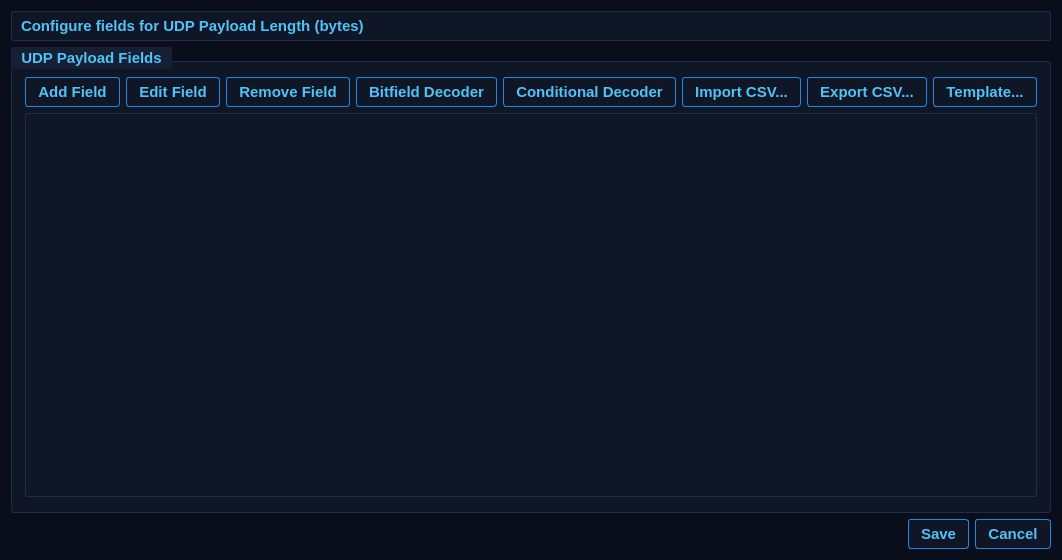
Above: forms/FieldConfigurationDialog.ui from rohityaduvxnshi/pcapfile before the change. Below: the same form after it.
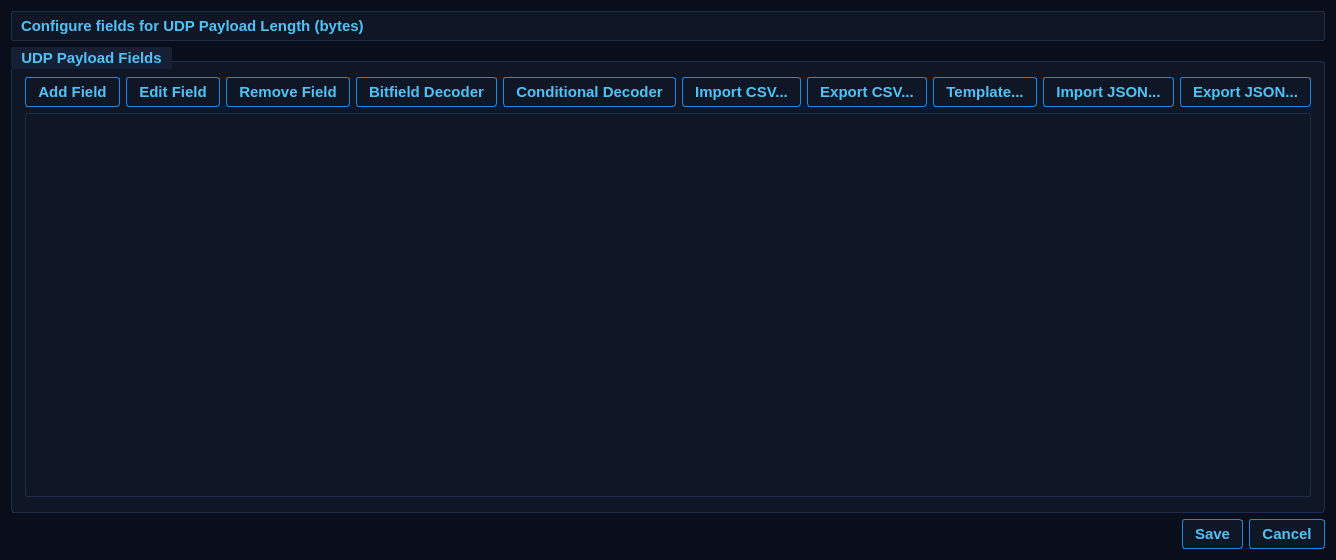
That is the form after the change.

Diff of the .ui file:
```diff
--- a/forms/FieldConfigurationDialog.ui
+++ b/forms/FieldConfigurationDialog.ui
@@ -22,6 +22,8 @@
         <item><widget class="QPushButton" name="btnImportCsv"><property name="toolTip"><string>Import field definitions from a CSV file. Bitfield and Conditional decoders stay manual.</string></property><property name="text"><string>Import CSV...</string></property></widget></item>
         <item><widget class="QPushButton" name="btnExportCsv"><property name="toolTip"><string>Export the current field definitions to a CSV file (does not include decoders).</string></property><property name="text"><string>Export CSV...</string></property></widget></item>
         <item><widget class="QPushButton" name="btnTemplateCsv"><property name="toolTip"><string>Save a blank CSV template you can fill in (e.g. in Excel) and import.</string></property><property name="text"><string>Template...</string></property></widget></item>
+        <item><widget class="QPushButton" name="btnImportJson"><property name="toolTip"><string>Import field definitions from a JSON file. Bit/conditional decoders embedded in the JSON ARE loaded.</string></property><property name="text"><string>Import JSON...</string></property></widget></item>
+        <item><widget class="QPushButton" name="btnExportJson"><property name="toolTip"><string>Export the current field definitions to JSON. Bit/conditional decoders ARE included. Hand-edit the JSON to add bit rules - see docs/EDITING_JSON.md.</string></property><property name="text"><string>Export JSON...</string></property></widget></item>
        </layout>
       </item>
       <item><widget class="QTableWidget" name="tblFields"><property name="alternatingRowColors"><bool>true</bool></property><property name="minimumSize"><size><width>0</width><height>300</height></size></property></widget></item>
```
